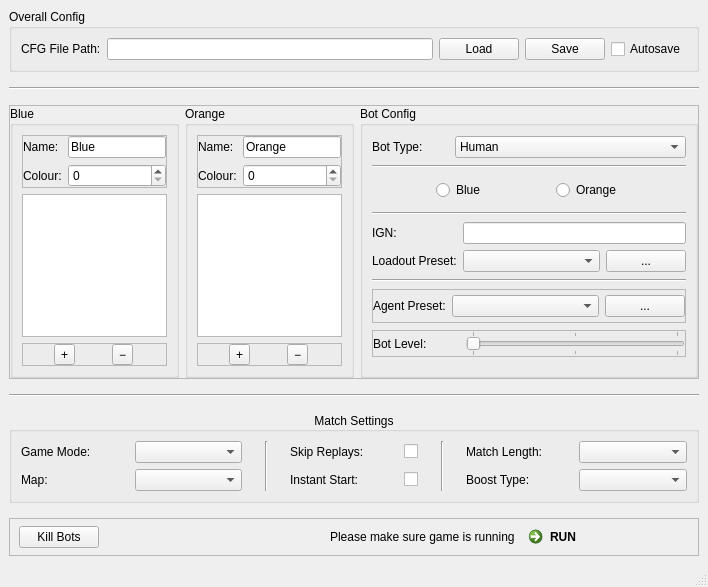
This is src/main/python/rlbot/gui/design/qt_gui.ui in RLBot/RLBot as Qt 5 draws it before an edit. The edited form follows.
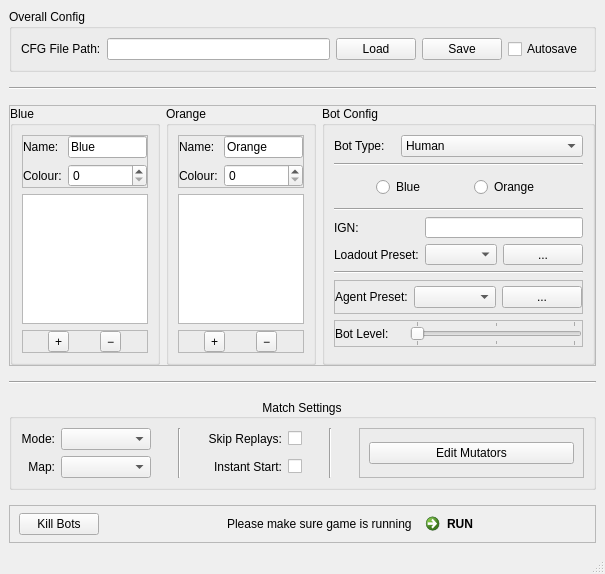
This is the edited form.

Commit message: the GUI now has the possibility to edit all mutators and run them (#201)

What changed in the file:
```diff
--- a/src/main/python/rlbot/gui/design/qt_gui.ui
+++ b/src/main/python/rlbot/gui/design/qt_gui.ui
@@ -6,8 +6,8 @@
    <rect>
     <x>0</x>
     <y>0</y>
-    <width>708</width>
-    <height>587</height>
+    <width>585</width>
+    <height>550</height>
    </rect>
   </property>
   <property name="windowTitle">
@@ -727,85 +727,51 @@
       <property name="alignment">
        <set>Qt::AlignCenter</set>
       </property>
-      <layout class="QGridLayout" name="gridLayout_2" columnstretch="3,3,1,3,3,1,3,3">
-       <item row="0" column="0">
-        <widget class="QLabel" name="label_11">
-         <property name="text">
-          <string>Game Mode:</string>
-         </property>
-        </widget>
-       </item>
+      <layout class="QGridLayout" name="gridLayout_2" columnstretch="0,2,1,0,2,1,5">
        <item row="0" column="1">
         <widget class="QComboBox" name="mode_type_combobox"/>
        </item>
-       <item row="0" column="2" rowspan="2">
-        <widget class="Line" name="line_6">
-         <property name="sizePolicy">
-          <sizepolicy hsizetype="Preferred" vsizetype="Minimum">
-           <horstretch>0</horstretch>
-           <verstretch>0</verstretch>
-          </sizepolicy>
-         </property>
-         <property name="orientation">
-          <enum>Qt::Vertical</enum>
-         </property>
-        </widget>
-       </item>
-       <item row="0" column="3">
-        <widget class="QLabel" name="label_13">
+       <item row="0" column="0">
+        <widget class="QLabel" name="label_11">
          <property name="text">
-          <string>Skip Replays:</string>
+          <string>Mode:</string>
          </property>
-        </widget>
-       </item>
-       <item row="0" column="4">
-        <widget class="QCheckBox" name="skip_replays_checkbox">
-         <property name="sizePolicy">
-          <sizepolicy hsizetype="Fixed" vsizetype="Fixed">
-           <horstretch>0</horstretch>
-           <verstretch>0</verstretch>
-          </sizepolicy>
+         <property name="alignment">
+          <set>Qt::AlignRight|Qt::AlignTrailing|Qt::AlignVCenter</set>
          </property>
         </widget>
        </item>
-       <item row="0" column="5" rowspan="2">
-        <widget class="Line" name="line_7">
-         <property name="sizePolicy">
-          <sizepolicy hsizetype="Preferred" vsizetype="Minimum">
-           <horstretch>0</horstretch>
-           <verstretch>0</verstretch>
-          </sizepolicy>
-         </property>
-         <property name="orientation">
-          <enum>Qt::Vertical</enum>
-         </property>
-        </widget>
-       </item>
-       <item row="0" column="6">
-        <widget class="QLabel" name="label_15">
-         <property name="text">
-          <string>Match Length:</string>
-         </property>
-        </widget>
-       </item>
-       <item row="0" column="7">
-        <widget class="QComboBox" name="match_length_combobox"/>
+       <item row="1" column="1">
+        <widget class="QComboBox" name="map_type_combobox"/>
        </item>
        <item row="1" column="0">
         <widget class="QLabel" name="label_12">
          <property name="text">
           <string>Map:</string>
          </property>
+         <property name="alignment">
+          <set>Qt::AlignRight|Qt::AlignTrailing|Qt::AlignVCenter</set>
+         </property>
         </widget>
        </item>
-       <item row="1" column="1">
-        <widget class="QComboBox" name="map_type_combobox"/>
+       <item row="0" column="4">
+        <widget class="QCheckBox" name="skip_replays_checkbox">
+         <property name="sizePolicy">
+          <sizepolicy hsizetype="Fixed" vsizetype="Fixed">
+           <horstretch>0</horstretch>
+           <verstretch>0</verstretch>
+          </sizepolicy>
+         </property>
+        </widget>
        </item>
        <item row="1" column="3">
         <widget class="QLabel" name="label_14">
          <property name="text">
           <string>Instant Start:</string>
          </property>
+         <property name="alignment">
+          <set>Qt::AlignRight|Qt::AlignTrailing|Qt::AlignVCenter</set>
+         </property>
         </widget>
        </item>
        <item row="1" column="4">
@@ -818,16 +784,61 @@
          </property>
         </widget>
        </item>
-       <item row="1" column="6">
-        <widget class="QLabel" name="label_16">
+       <item row="0" column="2" rowspan="2">
+        <widget class="Line" name="line_6">
+         <property name="sizePolicy">
+          <sizepolicy hsizetype="Preferred" vsizetype="Minimum">
+           <horstretch>0</horstretch>
+           <verstretch>0</verstretch>
+          </sizepolicy>
+         </property>
+         <property name="orientation">
+          <enum>Qt::Vertical</enum>
+         </property>
+        </widget>
+       </item>
+       <item row="0" column="5" rowspan="2">
+        <widget class="Line" name="line_7">
+         <property name="sizePolicy">
+          <sizepolicy hsizetype="Preferred" vsizetype="Minimum">
+           <horstretch>0</horstretch>
+           <verstretch>0</verstretch>
+          </sizepolicy>
+         </property>
+         <property name="orientation">
+          <enum>Qt::Vertical</enum>
+         </property>
+        </widget>
+       </item>
+       <item row="0" column="6" rowspan="2">
+        <widget class="QFrame" name="frame_7">
+         <property name="frameShape">
+          <enum>QFrame::StyledPanel</enum>
+         </property>
+         <property name="frameShadow">
+          <enum>QFrame::Raised</enum>
+         </property>
+         <layout class="QHBoxLayout" name="horizontalLayout_11">
+          <item>
+           <widget class="QPushButton" name="edit_mutators_pushbutton">
+            <property name="text">
+             <string>Edit Mutators</string>
+            </property>
+           </widget>
+          </item>
+         </layout>
+        </widget>
+       </item>
+       <item row="0" column="3">
+        <widget class="QLabel" name="label_13">
          <property name="text">
-          <string>Boost Type:</string>
+          <string>Skip Replays:</string>
+         </property>
+         <property name="alignment">
+          <set>Qt::AlignRight|Qt::AlignTrailing|Qt::AlignVCenter</set>
          </property>
         </widget>
        </item>
-       <item row="1" column="7">
-        <widget class="QComboBox" name="boost_type_combobox"/>
-       </item>
       </layout>
      </widget>
     </item>
```
The commit also changes 6 other files.
